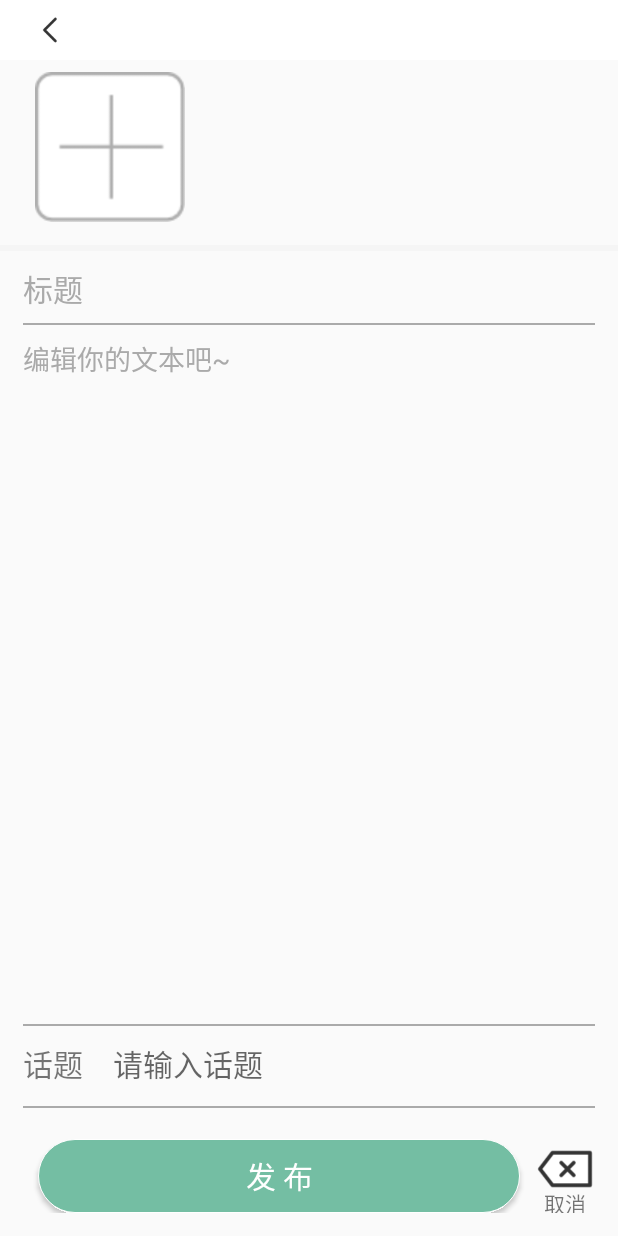
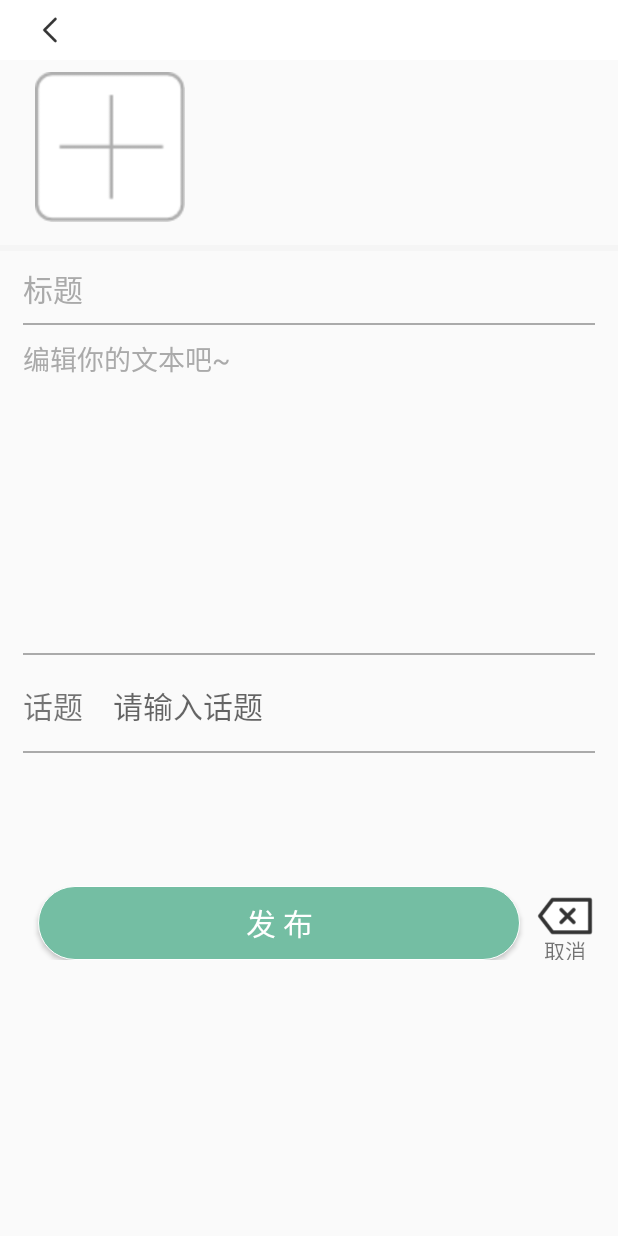
Before and after one commit to zeroRains/SharePhoto, an Android app: the PublishActivity screen opened directly, with no data from a screen before it, on a phone screen of 412 x 824 dp. Run offline under Robolectric (Android 15) with nearby library versions, the phone set to English and light mode, and no system bars.

Commit message:
finish the disign in publication and fix the bug that the input way keep out the Editext with android:windowSoftInputMode=adjustPan

```diff
--- a/android/app/src/main/AndroidManifest.xml
+++ b/android/app/src/main/AndroidManifest.xml
@@ -10,10 +10,12 @@
         android:supportsRtl="true"
         android:theme="@style/Theme.SharePhoto">
 
-        <activity android:name=".PublishActivity"></activity>
+        <activity
+            android:name=".PublishActivity"
+            android:windowSoftInputMode="adjustPan" />
         <activity android:name=".Detail.DetailActivity" />
 
-        <activity android:name=".LoginActivity"></activity>
+        <activity android:name=".LoginActivity" />
 
         <activity android:name=".MainActivity">
             <intent-filter>
--- a/android/app/src/main/java/com/example/sharephoto/PublishActivity.java
+++ b/android/app/src/main/java/com/example/sharephoto/PublishActivity.java
@@ -1,15 +1,37 @@
 package com.example.sharephoto;
 
 import androidx.appcompat.app.AppCompatActivity;
+import androidx.recyclerview.widget.RecyclerView;
 
 
+import android.app.Activity;
+import android.media.Image;
 import android.os.Build;
 import android.os.Bundle;
+import android.view.View;
 import android.view.Window;
 import android.view.WindowManager;
+import android.widget.Button;
+import android.widget.EditText;
+import android.widget.ImageView;
+import android.widget.Toast;
 
 
-public class PublishActivity extends AppCompatActivity {
+public class PublishActivity extends AppCompatActivity implements View.OnClickListener {
+    //    图像选择
+    RecyclerView publish_photo;
+    ImageView publish_add;
+
+    //    标题
+    EditText publish_title;
+    //    正文
+    EditText publish_content;
+    //    话题
+    EditText publish_topic;
+
+    //    提交栏
+    Button publish_submit;
+    ImageView publish_cancel;
 
     @Override
     protected void onCreate(Bundle savedInstanceState) {
@@ -20,6 +42,44 @@ public class PublishActivity extends AppCompatActivity {
             window.addFlags(WindowManager.LayoutParams.FLAG_DRAWS_SYSTEM_BAR_BACKGROUNDS);
             window.setStatusBarColor(getResources().getColor(R.color.primary));
         }
+        initView();
     }
 
+    private void initView() {
+//        图像选择
+        publish_photo = findViewById(R.id.publish_photo);
+        publish_add = findViewById(R.id.publish_add);
+
+//        标题正文话题
+        publish_title = findViewById(R.id.publish_title);
+        publish_content = findViewById(R.id.publish_content);
+        publish_topic = findViewById(R.id.publish_topic);
+
+//        提交栏
+        publish_submit = findViewById(R.id.publish_submit);
+        publish_cancel = findViewById(R.id.publish_cancel);
+
+        publish_add.setOnClickListener(this);
+        publish_cancel.setOnClickListener(this);
+        publish_submit.setOnClickListener(this);
+    }
+
+    public void publish_back(View v) {
+        ((Activity) v.getContext()).finish();
+    }
+
+    @Override
+    public void onClick(View v) {
+        switch (v.getId()) {
+            case R.id.publish_add:
+                Toast.makeText(PublishActivity.this, "点击这个按钮开始添加图片", Toast.LENGTH_SHORT).show();
+                break;
+            case R.id.publish_submit:
+                Toast.makeText(PublishActivity.this, "点击这个发布图片分享", Toast.LENGTH_SHORT).show();
+                break;
+            case R.id.publish_cancel:
+                publish_back(v);
+                break;
+        }
+    }
 }
--- a/android/app/src/main/res/layout/activity_publish.xml
+++ b/android/app/src/main/res/layout/activity_publish.xml
@@ -80,6 +80,7 @@
             android:background="@android:color/transparent"
             android:hint="标题"
             android:textColorHint="#aaa"
+            android:singleLine="true"
             android:textSize="20sp"
             app:layout_constraintEnd_toEndOf="parent"
             app:layout_constraintStart_toStartOf="parent"
@@ -97,28 +98,26 @@
             android:layout_marginVertical="10dp"
             android:id="@+id/publish_content"
             android:layout_width="match_parent"
-            android:layout_height="0dp"
+            android:layout_height="200dp"
             android:background="@android:color/transparent"
             android:hint="编辑你的文本吧~"
             android:gravity="start"
             android:textColorHint="#aaa"
-            app:layout_constraintBottom_toBottomOf="@+id/publish_content_end"
             app:layout_constraintTop_toTopOf="@+id/publish_content_start" />
-
         <View
             android:id="@+id/publish_content_end"
             android:layout_width="match_parent"
             android:layout_height="1dp"
             android:background="#aaa"
-            android:layout_marginBottom="10dp"
-            app:layout_constraintBottom_toTopOf="@+id/publish_topic_container" />
+            android:layout_marginVertical="10dp"
+            app:layout_constraintTop_toBottomOf="@+id/publish_content" />
 
         <androidx.constraintlayout.widget.ConstraintLayout
             android:id="@+id/publish_topic_container"
             android:layout_width="match_parent"
             android:layout_height="wrap_content"
-            android:layout_marginBottom="30dp"
-            app:layout_constraintBottom_toTopOf="@+id/publish_submit_container">
+            android:layout_marginVertical="30dp"
+            app:layout_constraintTop_toBottomOf="@+id/publish_content">
 
             <TextView
                 android:id="@+id/publish_topic_title"
@@ -149,14 +148,16 @@
             android:layout_height="1dp"
             android:layout_marginBottom="15dp"
             android:background="#aaa"
-            app:layout_constraintBottom_toTopOf="@id/publish_submit_container" />
+            android:layout_marginTop="15dp"
+            app:layout_constraintTop_toBottomOf="@+id/publish_topic_container" />
 
         <androidx.constraintlayout.widget.ConstraintLayout
             android:id="@+id/publish_submit_container"
             android:layout_width="match_parent"
             android:layout_height="60dp"
             android:paddingVertical="5dp"
-            app:layout_constraintBottom_toBottomOf="parent">
+            android:layout_marginTop="100dp"
+            app:layout_constraintTop_toBottomOf="@id/publish_topic_container">
 
             <Button
                 android:id="@+id/publish_submit"
```
Also changed, not shown: 1 other file.
